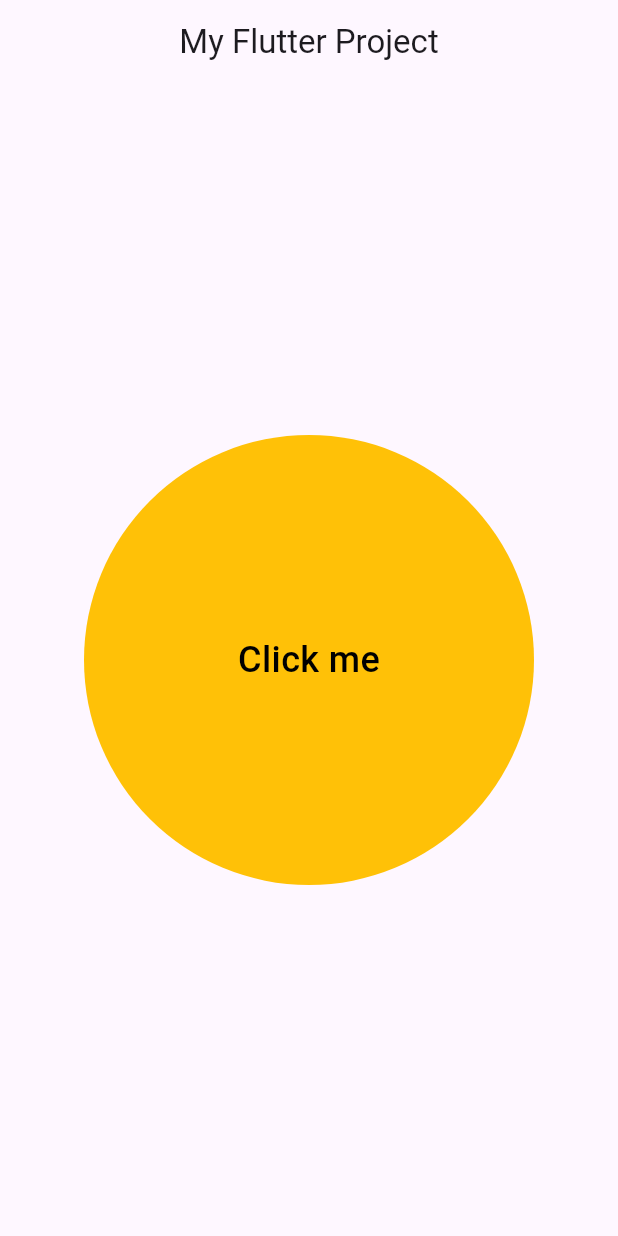
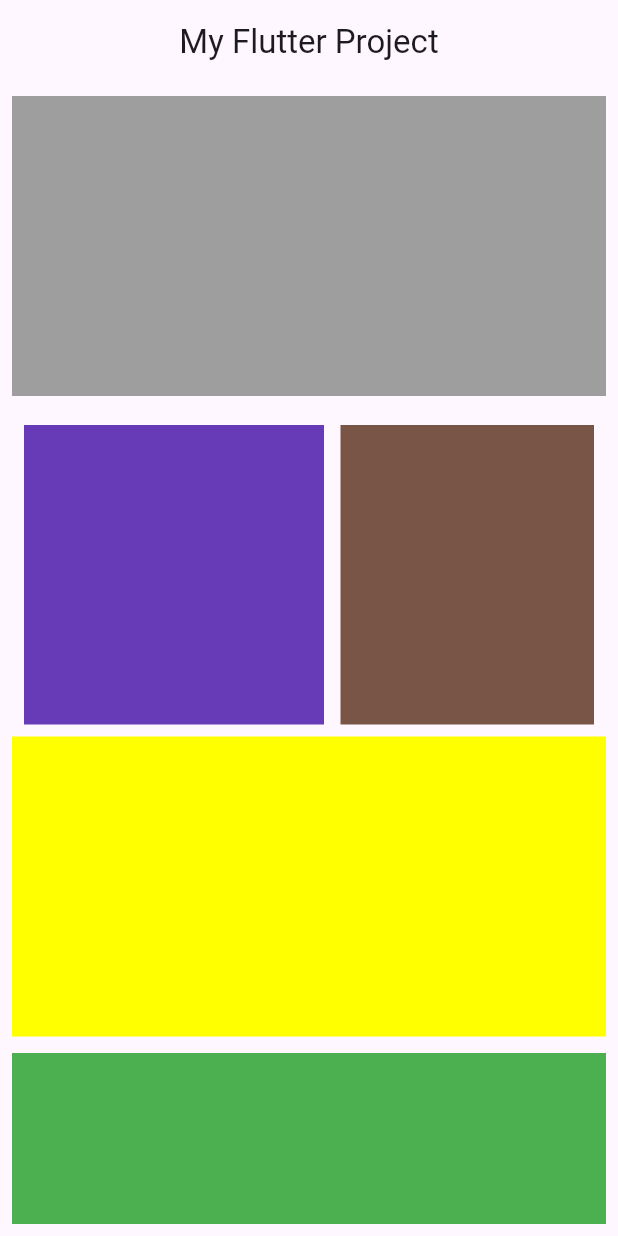
Before and after one commit to fahim-shahriar-alif/flutter, a Flutter app: the screen it shows after launch, on a phone screen of 412 x 824 dp. Run offline on Flutter 3.47's test engine with Material 3 defaults, Android fonts, the phone set to English and light mode, and no system bars.

Commit message:
learned how to scrol

```diff
--- a/lib/main.dart
+++ b/lib/main.dart
@@ -1,6 +1,7 @@
 import 'package:flutter/material.dart';
 import 'package:row/inkwellwidget.dart';
 import 'package:row/row_34.dart';
+import 'package:row/scroll.dart';
 
 void main() {
   runApp(const MyApp());
@@ -16,7 +17,7 @@ class MyApp extends StatelessWidget {
       theme: ThemeData(
         primarySwatch: Colors.lightBlue,
       ),
-      home: const InkwellWidget(),
+      home: const Extra(),
     );
   }
 }
--- /dev/null
+++ b/lib/scroll.dart
@@ -0,0 +1,82 @@
+import 'package:flutter/material.dart';
+
+class Extra extends StatelessWidget {
+  const Extra({super.key});
+
+  @override
+  Widget build(BuildContext context) {
+    return Scaffold(
+      appBar: AppBar(
+        title: const Center(child: Text("My Flutter Project")),
+      ),
+      body: Padding(
+        padding: const EdgeInsets.all(8.0),
+        child: SingleChildScrollView(
+          child: Column(
+            children: [
+              Container(
+              margin: EdgeInsets.only(bottom: 11),
+              height: 200,
+
+              color: Colors.grey,
+              ),
+              Padding(
+                padding: const EdgeInsets.all(8.0),
+                child: SingleChildScrollView(
+                  scrollDirection: Axis.horizontal,
+                  child: Row(
+                    children: [
+                      Container(
+                      margin: EdgeInsets.only(right: 11),
+                      height: 200,
+                      width: 200,
+                      color: Colors.deepPurple,
+                      ),
+                      Container(
+                      margin: EdgeInsets.only(right: 11),
+                      height: 200,
+                      width: 200,
+                      color: Colors.brown,
+                      ),
+                      Container(
+                      margin: EdgeInsets.only(right: 11),
+                      height: 200,
+                      width: 200,
+                      color: Colors.white,
+                      ),
+                      Container(
+                      margin: EdgeInsets.only(right: 11),
+                      height: 200,
+                      width: 200,
+                      color: Colors.white24,
+                      ),
+                    ],
+                  ),
+                ),
+              ),
+              Container(
+              margin: EdgeInsets.only(bottom: 11),
+              height: 200,
+
+              color: Colors.yellowAccent,
+              ),
+              Container(
+              margin: EdgeInsets.only(bottom: 11),
+              height: 200,
+
+              color: Colors.green,
+              ),
+              Container(
+              margin: EdgeInsets.only(bottom: 11),
+              height: 200,
+
+              color: Colors.greenAccent,
+              ),
+
+            ],
+          ),
+        ),
+      ),
+    );
+  }
+}
```
